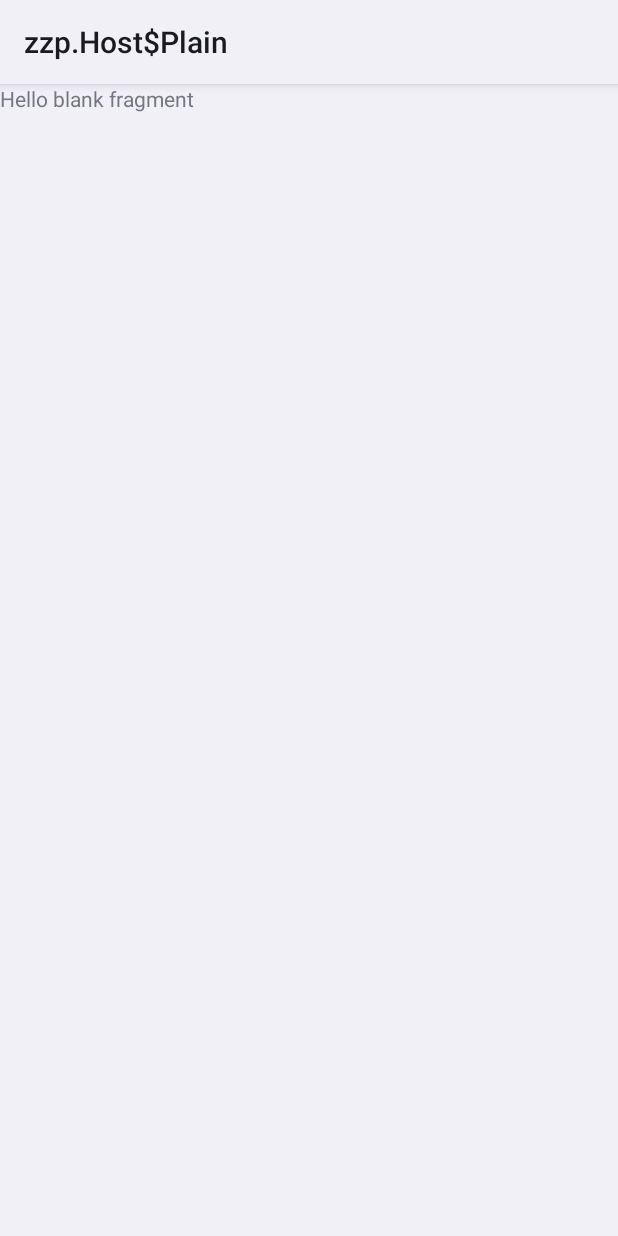
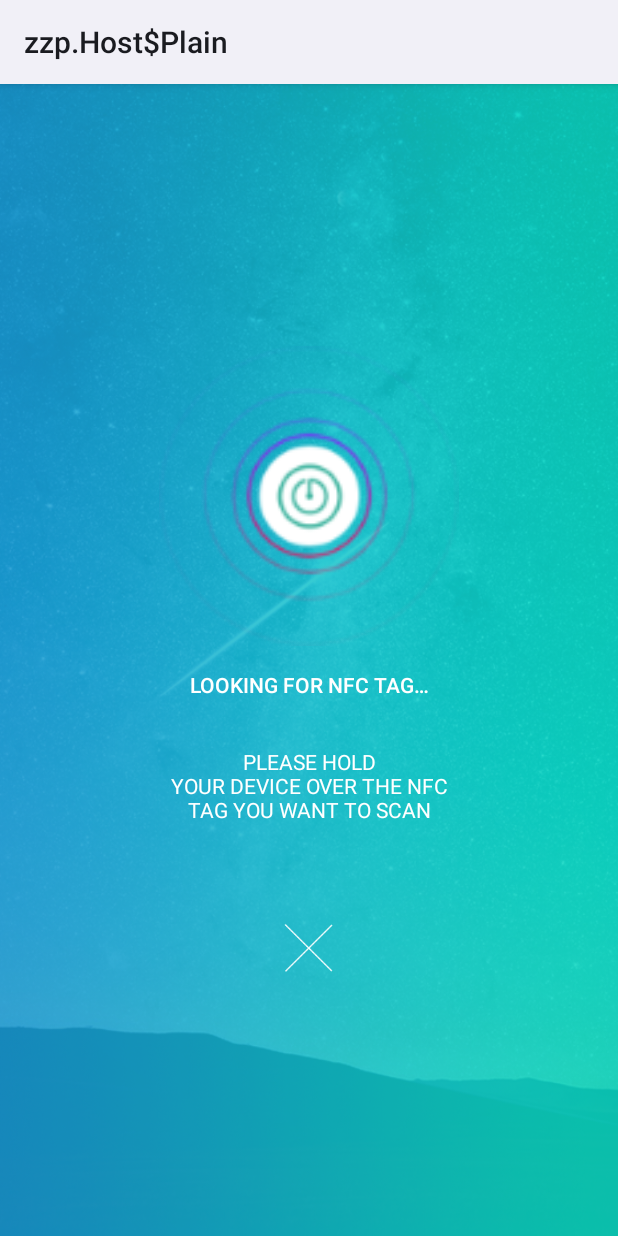
Before and after one commit to Eyliss/TwinOfThings, an Android app: the layout fragment_scan.xml on its own in the app's theme, with its tools: preview values and no code run, on a phone screen of 412 x 824 dp. Run offline under Robolectric (Android 15) with nearby library versions, the light colour scheme and no system bars.

Commit message:
Create scan and create screens UI

```diff
--- a/app/src/main/res/layout/activity_main.xml
+++ b/app/src/main/res/layout/activity_main.xml
@@ -1,7 +1,6 @@
 <?xml version="1.0" encoding="utf-8"?>
 <RelativeLayout
         xmlns:android="http://schemas.android.com/apk/res/android"
-        android:id="@+id/activity_main"
         android:layout_width="match_parent"
         android:layout_height="match_parent"
         android:paddingLeft="@dimen/activity_horizontal_margin"
--- a/app/src/main/res/layout/fragment_scan.xml
+++ b/app/src/main/res/layout/fragment_scan.xml
@@ -1,13 +1,46 @@
-<FrameLayout xmlns:android="http://schemas.android.com/apk/res/android"
-             xmlns:tools="http://schemas.android.com/tools"
-             android:layout_width="match_parent"
-             android:layout_height="match_parent"
-             tools:context="com.twinofthings.fragments.ScanFragment">
-
-    <!-- TODO: Update blank fragment layout -->
-    <TextView
-            android:layout_width="match_parent"
-            android:layout_height="match_parent"
-            android:text="@string/hello_blank_fragment"/>
-
-</FrameLayout>
+<?xml version="1.0" encoding="utf-8"?>
+<RelativeLayout
+        xmlns:android="http://schemas.android.com/apk/res/android"
+        android:layout_width="match_parent"
+        android:layout_height="match_parent"
+        android:paddingLeft="@dimen/activity_horizontal_margin"
+        android:paddingRight="@dimen/activity_horizontal_margin"
+        android:paddingTop="@dimen/activity_vertical_margin"
+        android:paddingBottom="@dimen/activity_vertical_margin"
+        android:background="@drawable/green_background">
+    <LinearLayout android:layout_width="wrap_content"
+                  android:layout_height="wrap_content"
+                  android:orientation="vertical"
+    android:layout_centerInParent="true">
+        <ImageView android:layout_width="200dp"
+                   android:layout_height="200dp"
+                   android:layout_gravity="center_horizontal|center_vertical"
+                   android:src="@drawable/scan_button"/>
+        <TextView
+                android:text="@string/scanning_tag_text"
+                android:layout_width="match_parent"
+                android:layout_height="wrap_content"
+                style="@style/TextAppearance.AppCompat.Body2"
+                android:layout_gravity="center_horizontal|center_vertical"
+                android:gravity="center"
+                android:layout_margin="@dimen/activity_horizontal_margin"
+                android:textColor="@android:color/white"/>
+        <TextView
+                android:text="@string/scanning_tag_description"
+                android:layout_width="match_parent"
+                android:layout_height="wrap_content"
+                style="@style/TextAppearance.AppCompat.Body1"
+                android:layout_gravity="center_horizontal|center_vertical"
+                android:gravity="center"
+                android:layout_marginTop="@dimen/activity_horizontal_margin"
+                android:layout_marginBottom="@dimen/activity_horizontal_margin"
+                android:textColor="@android:color/white"/>
+        <ImageButton
+                android:id="@+id/close_button"
+                android:layout_width="wrap_content"
+                android:layout_height="wrap_content"
+                android:background="@drawable/ic_close"
+                android:layout_marginTop="50dp"
+                android:layout_gravity="center"/>
+    </LinearLayout>
+</RelativeLayout>
--- a/app/src/main/res/values/strings.xml
+++ b/app/src/main/res/values/strings.xml
@@ -23,7 +23,4 @@
     <string name="create_twin_activity_title">Create Digital Twin</string>
     <string name="scan_activity_title">Scanning</string>
 
-    <!-- TODO: Remove or change this placeholder text -->
-    <string name="hello_blank_fragment">Hello blank fragment</string>
-
 </resources>
```
Also changed, not shown: app/src/main/java/com/twinofthings/activities/ReaderActivity.java (+8 -0 lines), app/src/main/java/com/twinofthings/fragments/CreateTwinFragment.java (+5 -7 lines), app/src/main/java/com/twinofthings/fragments/ScanFragment.java (+5 -7 lines), app/src/main/res/layout/fragment_create_twin.xml (+47 -13 lines), app/src/main/res/drawable-xhdpi/green_background.png (added), app/src/main/res/drawable-xhdpi/ic_create_twin.png, app/src/main/res/drawable-xhdpi/ic_create_twin_success.png, app/src/main/res/drawable-xhdpi/purple_background.png (added), app/src/main/res/drawable-xhdpi/scan_button.png.
